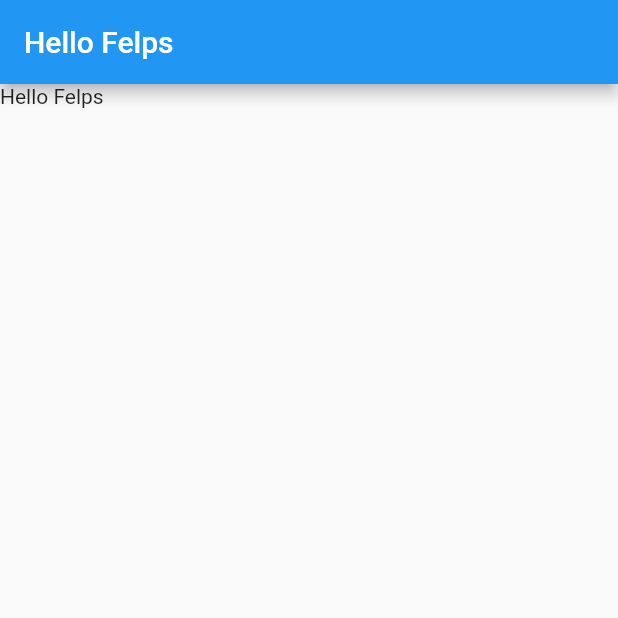
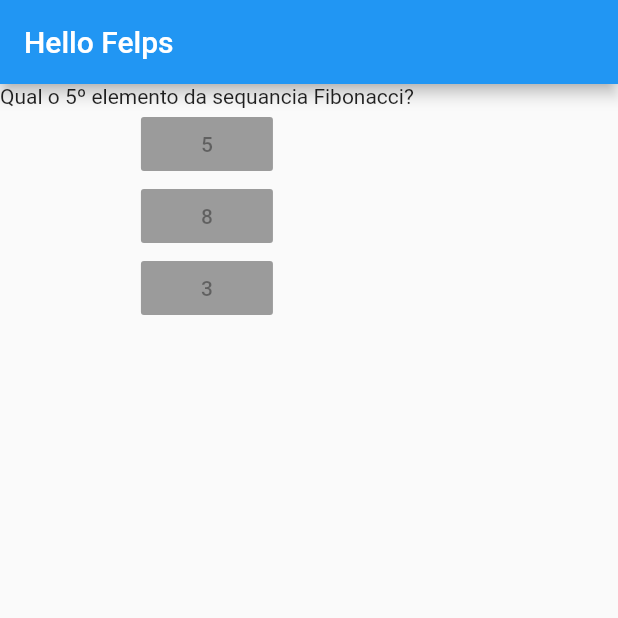
Before and after one commit to felixvicent/quiz_app, a Flutter app: the screen it shows after launch, on a phone screen of 412 x 824 dp, the top half of it. Run offline on Flutter 3.47's test engine with Material 2 defaults, Android fonts, the phone set to English and light mode, and no system bars.

Commit message:
Added questions and button

```diff
--- a/lib/main.dart
+++ b/lib/main.dart
@@ -1,4 +1,4 @@
-// ignore_for_file: use_key_in_widget_constructors, prefer_const_constructors
+// ignore_for_file: use_key_in_widget_constructors, prefer_const_constructors, deprecated_member_use
 
 import 'package:flutter/material.dart';
 
@@ -9,12 +9,34 @@ void main() {
 class QuestionApp extends StatelessWidget {
   @override
   Widget build(BuildContext context) {
+    final questions = [
+      'Qual o 5º elemento da sequancia Fibonacci?',
+      'Qual a velocidade da luz',
+    ];
+
     return MaterialApp(
       home: Scaffold(
         appBar: AppBar(
           title: Text('Hello Felps'),
         ),
-        body: Text('Hello Felps'),
+        body: Column(
+          // ignore: prefer_const_literals_to_create_immutables, deprecated_member_use
+          children: [
+            Text(questions[0]),
+            RaisedButton(
+              child: Text('5'),
+              onPressed: null,
+            ),
+            RaisedButton(
+              child: Text('8'),
+              onPressed: null,
+            ),
+            RaisedButton(
+              child: Text('3'),
+              onPressed: null,
+            ),
+          ],
+        ),
       ),
     );
   }
```
